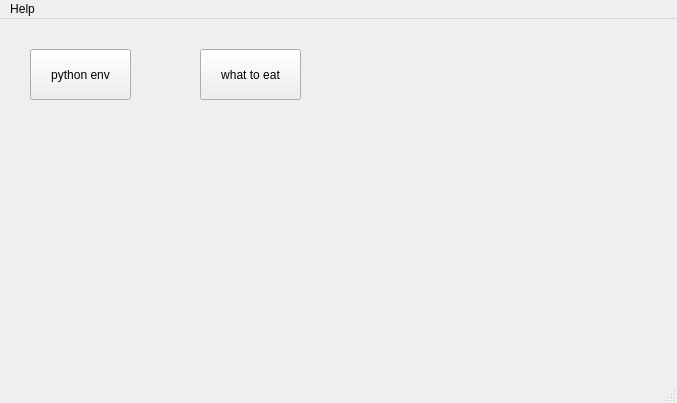
This is res/ui/mainwindow.ui in Radicas/Crane as Qt 5 draws it before an edit. The edited form follows.
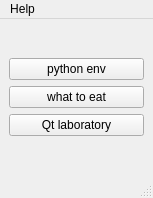
This is the edited form.

The edit to the form file:
```diff
--- a/res/ui/mainwindow.ui
+++ b/res/ui/mainwindow.ui
@@ -6,48 +6,49 @@
    <rect>
     <x>0</x>
     <y>0</y>
-    <width>677</width>
-    <height>403</height>
+    <width>153</width>
+    <height>198</height>
    </rect>
   </property>
   <property name="windowTitle">
    <string>Scarab</string>
   </property>
   <widget class="QWidget" name="centralwidget">
+   <layout class="QGridLayout" name="gridLayout">
+    <item row="0" column="0">
+     <layout class="QVBoxLayout" name="verticalLayout">
+      <item>
    <widget class="QPushButton" name="pyEnvBtn">
-    <property name="geometry">
-     <rect>
-      <x>30</x>
-      <y>30</y>
-      <width>101</width>
-      <height>51</height>
-     </rect>
-    </property>
     <property name="text">
      <string>python env</string>
     </property>
    </widget>
+      </item>
+      <item>
    <widget class="QPushButton" name="wtoEat">
-    <property name="geometry">
-     <rect>
-      <x>200</x>
-      <y>30</y>
-      <width>101</width>
-      <height>51</height>
-     </rect>
-    </property>
     <property name="text">
      <string>what to eat</string>
     </property>
    </widget>
+      </item>
+      <item>
+       <widget class="QPushButton" name="qtLabBtn">
+        <property name="text">
+         <string>Qt laboratory</string>
+        </property>
+       </widget>
+      </item>
+     </layout>
+    </item>
+   </layout>
   </widget>
   <widget class="QMenuBar" name="menubar">
    <property name="geometry">
     <rect>
      <x>0</x>
      <y>0</y>
-     <width>677</width>
-     <height>24</height>
+     <width>153</width>
+     <height>23</height>
     </rect>
    </property>
    <widget class="QMenu" name="menuHelp">
```
Lines whose indentation alone changed are shown as unchanged.
